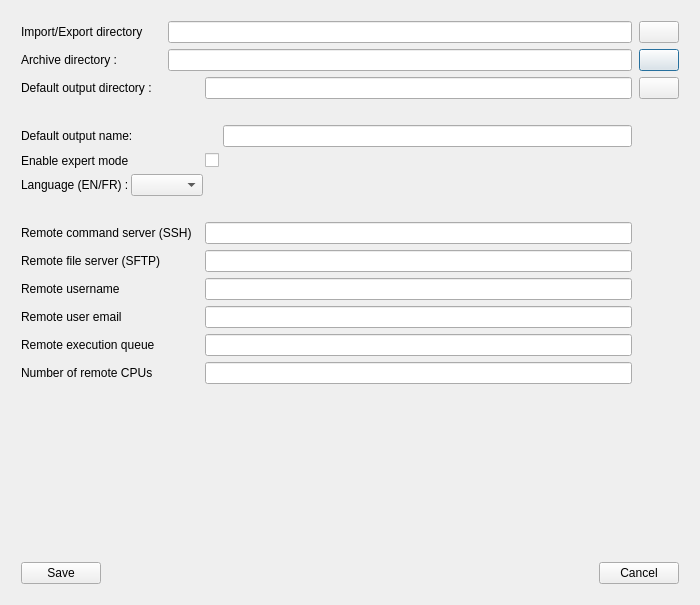
The window that Src/MatisseGui/UserUi/preferences_dialog.ui (IfremerUnderwater/Matisse) describes before a commit, drawn with Qt 5.
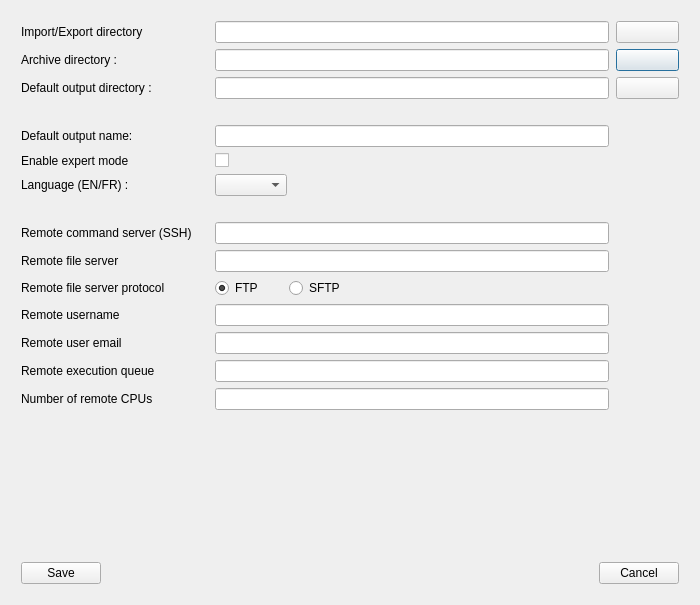
The same window after the commit. Icons and pictures are not drawn.

Commit message: UI update for remote job management

Patch:
```diff
--- a/Src/MatisseGui/UserUi/preferences_dialog.ui
+++ b/Src/MatisseGui/UserUi/preferences_dialog.ui
@@ -46,84 +46,23 @@
        <property name="horizontalSpacing">
         <number>2</number>
        </property>
-       <item row="7" column="1">
-        <spacer name="verticalSpacer_3">
+       <item row="0" column="10">
+        <spacer name="horizontalSpacer_2">
          <property name="orientation">
-          <enum>Qt::Vertical</enum>
+          <enum>Qt::Horizontal</enum>
          </property>
          <property name="sizeType">
           <enum>QSizePolicy::Fixed</enum>
          </property>
          <property name="sizeHint" stdset="0">
           <size>
-           <width>20</width>
+           <width>5</width>
            <height>20</height>
           </size>
          </property>
         </spacer>
        </item>
-       <item row="1" column="1" colspan="2">
-        <widget class="QLabel" name="_LA_archivePath">
-         <property name="text">
-          <string>Archive directory :</string>
-         </property>
-        </widget>
-       </item>
-       <item row="3" column="1">
-        <spacer name="verticalSpacer_2">
-         <property name="orientation">
-          <enum>Qt::Vertical</enum>
-         </property>
-         <property name="sizeType">
-          <enum>QSizePolicy::Fixed</enum>
-         </property>
-         <property name="sizeHint" stdset="0">
-          <size>
-           <width>20</width>
-           <height>20</height>
-          </size>
-         </property>
-        </spacer>
-       </item>
-       <item row="6" column="2" colspan="2">
-        <widget class="QComboBox" name="_CB_languageSelect">
-         <property name="insertPolicy">
-          <enum>QComboBox::InsertAtBottom</enum>
-         </property>
-        </widget>
-       </item>
-       <item row="11" column="4" colspan="3">
-        <widget class="QLineEdit" name="_LE_remoteUsername"/>
-       </item>
-       <item row="9" column="1" colspan="3">
-        <widget class="QLabel" name="_LA_remoteCommandServerAddress">
-         <property name="text">
-          <string>Remote command server (SSH)</string>
-         </property>
-        </widget>
-       </item>
-       <item row="4" column="1" colspan="5">
-        <widget class="QLabel" name="_LA_DefaultMosaicPrefix">
-         <property name="text">
-          <string>Default output name:</string>
-         </property>
-        </widget>
-       </item>
-       <item row="13" column="1" colspan="3">
-        <widget class="QLabel" name="_LA_remoteQueueName">
-         <property name="text">
-          <string>Remote execution queue</string>
-         </property>
-        </widget>
-       </item>
-       <item row="12" column="1" colspan="3">
-        <widget class="QLabel" name="_LA_remoteUserEmail">
-         <property name="text">
-          <string>Remote user email</string>
-         </property>
-        </widget>
-       </item>
-       <item row="1" column="8">
+       <item row="1" column="11">
         <widget class="QPushButton" name="_PB_archivePathSelect">
          <property name="text">
           <string/>
@@ -140,6 +79,16 @@
          </property>
         </widget>
        </item>
+       <item row="16" column="1" colspan="3">
+        <widget class="QLabel" name="_LA_remoteNbOfCpus">
+         <property name="text">
+          <string>Number of remote CPUs</string>
+         </property>
+        </widget>
+       </item>
+       <item row="10" column="4" colspan="6">
+        <widget class="QLineEdit" name="_LE_remoteCommandServerAddress"/>
+       </item>
        <item row="5" column="1" colspan="3">
         <widget class="QLabel" name="_LA_enableProgrammingMode">
          <property name="text">
@@ -147,54 +96,48 @@
          </property>
         </widget>
        </item>
-       <item row="10" column="4" colspan="3">
+       <item row="13" column="1" colspan="3">
+        <widget class="QLabel" name="_LA_remoteUsername">
+         <property name="text">
+          <string>Remote username</string>
+         </property>
+        </widget>
+       </item>
+       <item row="3" column="1">
+        <spacer name="verticalSpacer_2">
+         <property name="orientation">
+          <enum>Qt::Vertical</enum>
+         </property>
+         <property name="sizeType">
+          <enum>QSizePolicy::Fixed</enum>
+         </property>
+         <property name="sizeHint" stdset="0">
+          <size>
+           <width>20</width>
+           <height>20</height>
+          </size>
+         </property>
+        </spacer>
+       </item>
+       <item row="11" column="4" colspan="6">
         <widget class="QLineEdit" name="_LE_remoteFileServerAddress"/>
        </item>
-       <item row="10" column="1" colspan="3">
-        <widget class="QLabel" name="_LA_remoteFileServerAddress">
+       <item row="2" column="11">
+        <widget class="QPushButton" name="_PB_defaultResultPathSelect">
          <property name="text">
-          <string>Remote file server (SFTP)</string>
+          <string/>
          </property>
-        </widget>
-       </item>
-       <item row="6" column="1">
-        <widget class="QLabel" name="_LA_language">
-         <property name="text">
-          <string>Language (EN/FR) :</string>
+         <property name="icon">
+          <iconset resource="../icons.qrc">
+           <normaloff>:/qss_icons/icons/Dossier.svg</normaloff>:/qss_icons/icons/Dossier.svg</iconset>
          </property>
-        </widget>
-       </item>
-       <item row="2" column="4" colspan="3">
-        <widget class="QLineEdit" name="_LE_defaultResultPath"/>
-       </item>
-       <item row="4" column="6">
-        <widget class="QLineEdit" name="_LE_defaultMosaicPrefix"/>
-       </item>
-       <item row="14" column="1" colspan="3">
-        <widget class="QLabel" name="_LA_remoteNbOfCpus">
-         <property name="text">
-          <string>Number of remote CPUs</string>
-         </property>
-        </widget>
-       </item>
-       <item row="0" column="7">
-        <spacer name="horizontalSpacer_2">
-         <property name="orientation">
-          <enum>Qt::Horizontal</enum>
-         </property>
-         <property name="sizeType">
-          <enum>QSizePolicy::Fixed</enum>
-         </property>
-         <property name="sizeHint" stdset="0">
+         <property name="iconSize">
           <size>
-           <width>5</width>
-           <height>20</height>
+           <width>24</width>
+           <height>24</height>
           </size>
          </property>
-        </spacer>
-       </item>
-       <item row="9" column="4" colspan="3">
-        <widget class="QLineEdit" name="_LE_remoteCommandServerAddress"/>
+        </widget>
        </item>
        <item row="5" column="4">
         <widget class="QCheckBox" name="_CK_enableProgrammingMode">
@@ -203,10 +146,14 @@
          </property>
         </widget>
        </item>
-       <item row="12" column="4" colspan="3">
-        <widget class="QLineEdit" name="_LE_remoteUserEmail"/>
+       <item row="10" column="1" colspan="3">
+        <widget class="QLabel" name="_LA_remoteCommandServerAddress">
+         <property name="text">
+          <string>Remote command server (SSH)</string>
+         </property>
+        </widget>
        </item>
-       <item row="0" column="8">
+       <item row="0" column="11">
         <widget class="QPushButton" name="_PB_importExportPathSelect">
          <property name="text">
           <string/>
@@ -223,53 +170,130 @@
          </property>
         </widget>
        </item>
-       <item row="2" column="1" colspan="3">
-        <widget class="QLabel" name="_LA_defaultResultPath">
+       <item row="11" column="1" colspan="3">
+        <widget class="QLabel" name="_LA_remoteFileServerAddress">
          <property name="text">
-          <string>Default output directory :</string>
+          <string>Remote file server</string>
          </property>
         </widget>
        </item>
-       <item row="1" column="3" colspan="4">
-        <widget class="QLineEdit" name="_LE_archivePath"/>
-       </item>
-       <item row="0" column="1" colspan="2">
-        <widget class="QLabel" name="_LA_importExport">
-         <property name="text">
-          <string>Import/Export directory</string>
+       <item row="7" column="1">
+        <spacer name="verticalSpacer_3">
+         <property name="orientation">
+          <enum>Qt::Vertical</enum>
          </property>
-        </widget>
+         <property name="sizeType">
+          <enum>QSizePolicy::Fixed</enum>
+         </property>
+         <property name="sizeHint" stdset="0">
+          <size>
+           <width>20</width>
+           <height>20</height>
+          </size>
+         </property>
+        </spacer>
        </item>
-       <item row="13" column="4" colspan="3">
+       <item row="13" column="4" colspan="6">
+        <widget class="QLineEdit" name="_LE_remoteUsername"/>
+       </item>
+       <item row="14" column="4" colspan="6">
+        <widget class="QLineEdit" name="_LE_remoteUserEmail"/>
+       </item>
+       <item row="15" column="4" colspan="6">
         <widget class="QLineEdit" name="_LE_remoteQueueName"/>
        </item>
-       <item row="14" column="4" colspan="3">
+       <item row="14" column="1" colspan="3">
+        <widget class="QLabel" name="_LA_remoteUserEmail">
+         <property name="text">
+          <string>Remote user email</string>
+         </property>
+        </widget>
+       </item>
+       <item row="15" column="1" colspan="3">
+        <widget class="QLabel" name="_LA_remoteQueueName">
+         <property name="text">
+          <string>Remote execution queue</string>
+         </property>
+        </widget>
+       </item>
+       <item row="16" column="4" colspan="6">
         <widget class="QLineEdit" name="_LE_remoteNbOfCpus"/>
        </item>
-       <item row="0" column="3" colspan="4">
+       <item row="0" column="4" colspan="6">
         <widget class="QLineEdit" name="_LE_importExportPath"/>
        </item>
-       <item row="2" column="8">
-        <widget class="QPushButton" name="_PB_defaultResultPathSelect">
+       <item row="0" column="1" colspan="3">
+        <widget class="QLabel" name="_LA_importExport">
          <property name="text">
-          <string/>
+          <string>Import/Export directory</string>
          </property>
-         <property name="icon">
-          <iconset>
-           <normaloff>:/qss_icons/icons/Dossier.svg</normaloff>:/qss_icons/icons/Dossier.svg</iconset>
+        </widget>
+       </item>
+       <item row="1" column="4" colspan="6">
+        <widget class="QLineEdit" name="_LE_archivePath"/>
+       </item>
+       <item row="1" column="1" colspan="3">
+        <widget class="QLabel" name="_LA_archivePath">
+         <property name="text">
+          <string>Archive directory :</string>
          </property>
-         <property name="iconSize">
-          <size>
-           <width>24</width>
-           <height>24</height>
-          </size>
+        </widget>
+       </item>
+       <item row="2" column="4" colspan="6">
+        <widget class="QLineEdit" name="_LE_defaultResultPath"/>
+       </item>
+       <item row="2" column="1" colspan="3">
+        <widget class="QLabel" name="_LA_defaultResultPath">
+         <property name="text">
+          <string>Default output directory :</string>
          </property>
         </widget>
        </item>
-       <item row="11" column="1" colspan="3">
-        <widget class="QLabel" name="_LA_remoteUsername">
+       <item row="4" column="1" colspan="3">
+        <widget class="QLabel" name="_LA_DefaultMosaicPrefix">
          <property name="text">
-          <string>Remote username</string>
+          <string>Default output name:</string>
+         </property>
+        </widget>
+       </item>
+       <item row="4" column="4" colspan="6">
+        <widget class="QLineEdit" name="_LE_defaultMosaicPrefix"/>
+       </item>
+       <item row="6" column="4">
+        <widget class="QComboBox" name="_CB_languageSelect">
+         <property name="insertPolicy">
+          <enum>QComboBox::InsertAtBottom</enum>
+         </property>
+        </widget>
+       </item>
+       <item row="6" column="1" colspan="3">
+        <widget class="QLabel" name="_LA_language">
+         <property name="text">
+          <string>Language (EN/FR) :</string>
+         </property>
+        </widget>
+       </item>
+       <item row="12" column="1" colspan="3">
+        <widget class="QLabel" name="label">
+         <property name="text">
+          <string>Remote file server protocol</string>
+         </property>
+        </widget>
+       </item>
+       <item row="12" column="4">
+        <widget class="QRadioButton" name="m_rb_ftp">
+         <property name="text">
+          <string notr="true">FTP</string>
+         </property>
+         <property name="checked">
+          <bool>true</bool>
+         </property>
+        </widget>
+       </item>
+       <item row="12" column="5" colspan="2">
+        <widget class="QRadioButton" name="m_rb_sftp">
+         <property name="text">
+          <string notr="true">SFTP</string>
          </property>
         </widget>
        </item>
```
Left out of the diff: 10 changed lines with no effect on the pictures. The commit also changes 12 other files.
